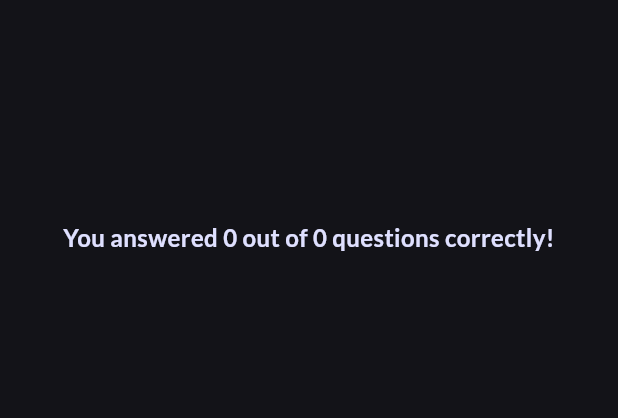
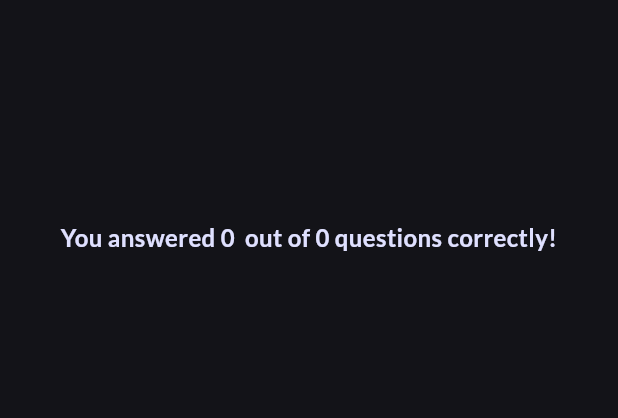
Before and after one commit to TinyMurky/chapter3_quiz_app, a Flutter app: the ResultsScreen widget shown alone on an empty page, opened directly with empty values, on a phone screen of 412 x 824 dp. Shown: the top 418 px of the screen. Run offline on Flutter 3.47's test engine with Material 3 defaults, Android fonts, the phone set to English and light mode, and no system bars; our stand-ins replace google_fonts.

Commit message:
change text

```diff
--- a/lib/results_screen.dart
+++ b/lib/results_screen.dart
@@ -48,7 +48,7 @@ class ResultsScreen extends StatelessWidget {
           mainAxisAlignment: MainAxisAlignment.center,
           children: [
             Text(
-              'You answered $totalQuestionsAmount out of $correctAnswerAmount questions correctly!',
+              'You answered $correctAnswerAmount  out of $totalQuestionsAmount questions correctly!',
               style: GoogleFonts.lato(
                   color: colorScheme.onPrimaryContainer,
                   fontSize: 16,
```
Also changed, not shown: flutter_01.png (deleted).
